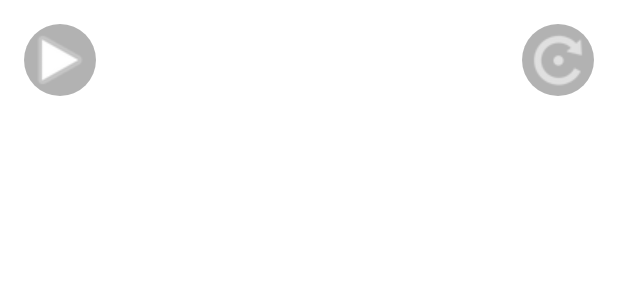
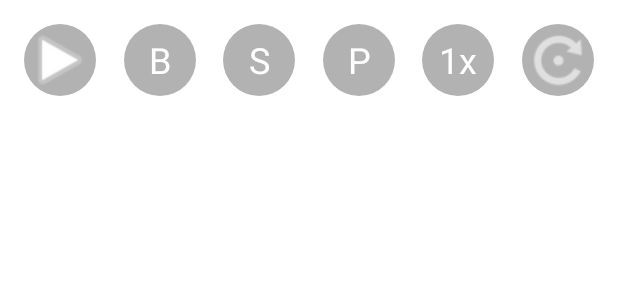
Before and after one commit to DarkLab/SortingAlgorithms, an Android app: the layout activity_main.xml on its own in the app's theme, with its tools: preview values and no code run, on a phone screen of 412 x 824 dp. Shown: the top 300 px of the screen. Run offline under Robolectric (Android 15) with nearby library versions, the phone set to English and light mode, and no system bars.

Commit message:
рефакторинг

```diff
--- a/app/src/main/java/com/darkalb/sortingalgorithms/variants/BubbleSorting.kt
+++ b/app/src/main/java/com/darkalb/sortingalgorithms/variants/BubbleSorting.kt
@@ -1,6 +1,8 @@
 package com.darkalb.sortingalgorithms.variants
 
 import com.darkalb.sortingalgorithms.enteties.RenderData
+import kotlinx.coroutines.cancel
+import kotlinx.coroutines.currentCoroutineContext
 import kotlinx.coroutines.flow.Flow
 import kotlinx.coroutines.flow.flow
 
@@ -37,6 +39,7 @@ class BubbleSorting(originalList: List<Float>) : SortingAlgorithm(originalList)
                     emit(renderData)
                 }
             }
+            currentCoroutineContext().cancel()
         }
     }
 }
--- a/app/src/main/java/com/darkalb/sortingalgorithms/variants/InsertionSorting.kt
+++ b/app/src/main/java/com/darkalb/sortingalgorithms/variants/InsertionSorting.kt
@@ -1,6 +1,8 @@
 package com.darkalb.sortingalgorithms.variants
 
 import com.darkalb.sortingalgorithms.enteties.RenderData
+import kotlinx.coroutines.cancel
+import kotlinx.coroutines.currentCoroutineContext
 import kotlinx.coroutines.flow.Flow
 import kotlinx.coroutines.flow.flow
 
@@ -41,6 +43,7 @@ class InsertionSorting(originalList: List<Float>) : SortingAlgorithm(originalLis
                     }
                 }
             }
+            currentCoroutineContext().cancel()
         }
     }
 }
--- a/app/src/main/res/layout/activity_main.xml
+++ b/app/src/main/res/layout/activity_main.xml
@@ -24,8 +24,65 @@
         android:background="@drawable/circle"
         android:contentDescription="@null"
         android:src="@android:drawable/ic_media_play"
+        app:layout_constraintHorizontal_chainStyle="spread"
         app:layout_constraintStart_toStartOf="parent"
         app:layout_constraintTop_toTopOf="parent" />
+
+    <TextView
+        android:id="@+id/typeTV"
+        android:layout_width="48dp"
+        android:layout_height="48dp"
+        android:alpha="0.3"
+        android:background="@drawable/circle"
+        android:gravity="center"
+        android:text="B"
+        android:textColor="@color/white"
+        android:textSize="24sp"
+        app:layout_constraintEnd_toStartOf="@id/sizeTV"
+        app:layout_constraintStart_toEndOf="@id/start"
+        app:layout_constraintTop_toTopOf="@id/start" />
+
+    <TextView
+        android:id="@+id/sizeTV"
+        android:layout_width="48dp"
+        android:layout_height="48dp"
+        android:alpha="0.3"
+        android:background="@drawable/circle"
+        android:gravity="center"
+        android:text="S"
+        android:textColor="@color/white"
+        android:textSize="24sp"
+        app:layout_constraintEnd_toStartOf="@id/paletteTV"
+        app:layout_constraintStart_toEndOf="@id/typeTV"
+        app:layout_constraintTop_toTopOf="@id/start" />
+
+    <TextView
+        android:id="@+id/paletteTV"
+        android:layout_width="48dp"
+        android:layout_height="48dp"
+        android:alpha="0.3"
+        android:background="@drawable/circle"
+        android:gravity="center"
+        android:text="P"
+        android:textColor="@color/white"
+        android:textSize="24sp"
+        app:layout_constraintEnd_toStartOf="@id/durationTv"
+        app:layout_constraintStart_toEndOf="@id/sizeTV"
+        app:layout_constraintTop_toTopOf="@id/start" />
+
+    <TextView
+        android:id="@+id/durationTv"
+        android:layout_width="48dp"
+        android:layout_height="48dp"
+        android:alpha="0.3"
+        android:background="@drawable/circle"
+        android:gravity="center"
+        android:text="1x"
+        android:textColor="@color/white"
+        android:textSize="24sp"
+        app:layout_constraintEnd_toStartOf="@id/refresh"
+        app:layout_constraintStart_toEndOf="@id/paletteTV"
+        app:layout_constraintTop_toTopOf="@id/start" />
 
     <ImageView
         android:id="@+id/refresh"
@@ -39,4 +96,18 @@
         app:layout_constraintEnd_toEndOf="parent"
         app:layout_constraintTop_toTopOf="parent" />
 
+    <ImageView
+        android:id="@+id/congratulationIV"
+        android:layout_width="180dp"
+        android:layout_height="180dp"
+        android:background="@drawable/circle"
+        android:backgroundTint="@color/white"
+        android:contentDescription="@null"
+        android:src="@drawable/salute"
+        android:visibility="gone"
+        app:layout_constraintBottom_toBottomOf="parent"
+        app:layout_constraintEnd_toEndOf="parent"
+        app:layout_constraintStart_toStartOf="parent"
+        app:layout_constraintTop_toTopOf="parent" />
+
 </androidx.constraintlayout.widget.ConstraintLayout>
```
Also changed, not shown: app/src/main/java/com/darkalb/sortingalgorithms/MainActivity.kt (+70 -11 lines), app/src/main/java/com/darkalb/sortingalgorithms/MainViewModel.kt (+113 -25 lines), app/src/main/res/drawable/salute.png (added).
